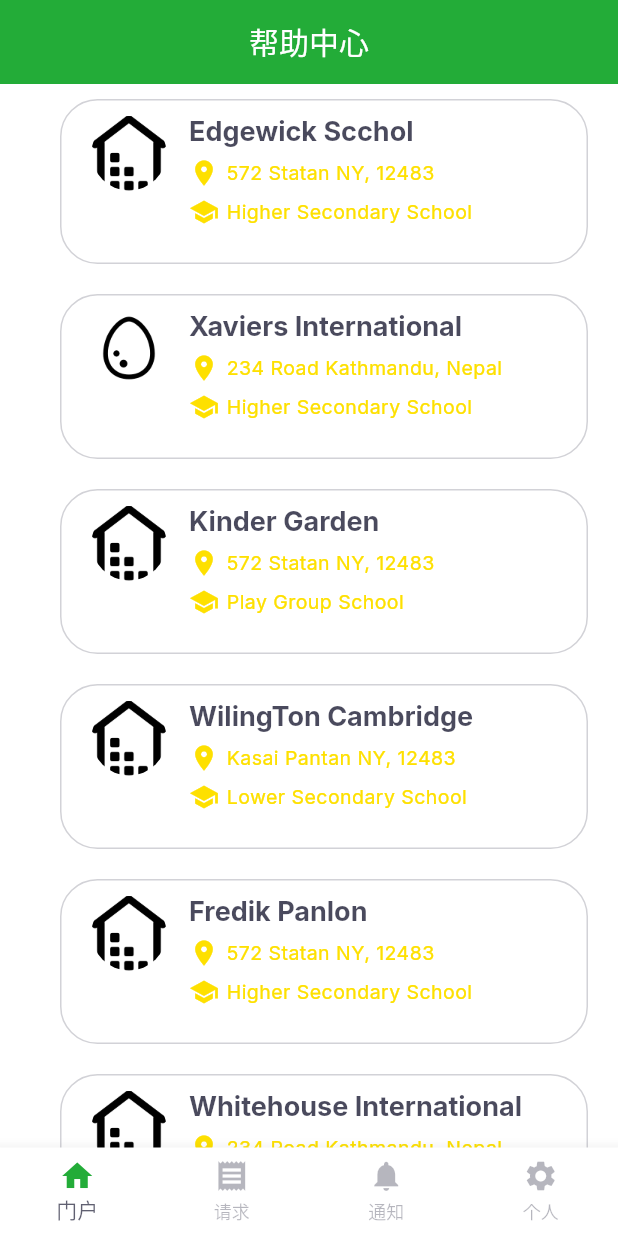
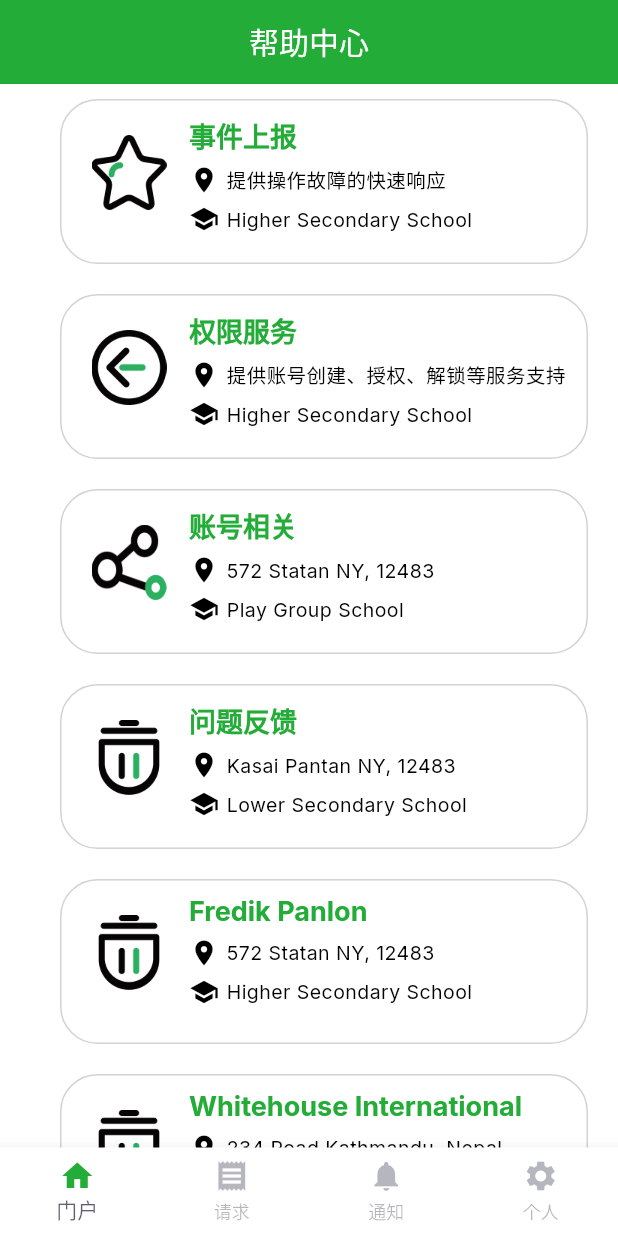
Before and after one commit to ningblue/servdesk, a Flutter app: the screen it shows after launch, on a phone screen of 412 x 824 dp. Run offline on Flutter 3.47's test engine with Material 2 defaults, Android fonts, the phone set to English and light mode, and no system bars; our stand-ins replace dio, flutter_svg, get, google_fonts; missing offline and left inert: image_picker_for_web.

Commit message:
修改文本内容 修改门户服务图标

```diff
--- a/lib/domain/portals/portal.dart
+++ b/lib/domain/portals/portal.dart
@@ -1,41 +1,33 @@
-
-
-
-
-
-
 final List<Map> schoolLists = [
   {
-    "name": "Edgewick Scchol",
-    "location": "572 Statan NY, 12483",
+    "name": "事件上报",
+    "location": "提供操作故障的快速响应",
     "type": "Higher Secondary School",
-    "icon":"store.png",
+    "icon": "C-02.png",
     "logoText":
         "https://cdn.pixabay.com/photo/2017/03/16/21/18/logo-2150297_960_720.png"
   },
   {
-    "name": "Xaviers International",
-    "location": "234 Road Kathmandu, Nepal",
+    "name": "权限服务",
+    "location": "提供账号创建、授权、解锁等服务支持",
     "type": "Higher Secondary School",
-    "icon":"egg.png",
+    "icon": "C-03.png",
     "logoText":
         "https://cdn.pixabay.com/photo/2017/01/31/13/14/animal-2023924_960_720.png"
   },
   {
-    "name": "Kinder Garden",
+    "name": "账号相关",
     "location": "572 Statan NY, 12483",
     "type": "Play Group School",
-    "icon":"store.png",
-
+    "icon": "C-04.png",
     "logoText":
         "https://cdn.pixabay.com/photo/2016/06/09/18/36/logo-1446293_960_720.png"
   },
   {
-    "name": "WilingTon Cambridge",
+    "name": "问题反馈",
     "location": "Kasai Pantan NY, 12483",
     "type": "Lower Secondary School",
-    "icon":"store.png",
-
+    "icon": "C-05.png",
     "logoText":
         "https://cdn.pixabay.com/photo/2017/01/13/01/22/rocket-1976107_960_720.png"
   },
@@ -43,8 +35,7 @@ final List<Map> schoolLists = [
     "name": "Fredik Panlon",
     "location": "572 Statan NY, 12483",
     "type": "Higher Secondary School",
-    "icon":"store.png",
-
+    "icon": "C-05.png",
     "logoText":
         "https://cdn.pixabay.com/photo/2017/03/16/21/18/logo-2150297_960_720.png"
   },
@@ -52,8 +43,7 @@ final List<Map> schoolLists = [
     "name": "Whitehouse International",
     "location": "234 Road Kathmandu, Nepal",
     "type": "Higher Secondary School",
-    "icon":"store.png",
-
+    "icon": "C-05.png",
     "logoText":
         "https://cdn.pixabay.com/photo/2017/01/31/13/14/animal-2023924_960_720.png"
   },
@@ -61,7 +51,7 @@ final List<Map> schoolLists = [
     "name": "Haward Play",
     "location": "572 Statan NY, 12483",
     "type": "Play Group School",
-    "icon":"store.png",
+    "icon": "C-05.png",
     "logoText":
         "https://cdn.pixabay.com/photo/2016/06/09/18/36/logo-1446293_960_720.png"
   },
@@ -69,8 +59,7 @@ final List<Map> schoolLists = [
     "name": "Campare Handeson",
     "location": "Kasai Pantan NY, 12483",
     "type": "Lower Secondary School",
-    "icon":"store.png",
-
+    "icon": "C-05.png",
     "logoText":
         "https://cdn.pixabay.com/photo/2017/01/13/01/22/rocket-1976107_960_720.png"
   },
--- a/lib/infrastructure/portals/portal.dart
+++ b/lib/infrastructure/portals/portal.dart
@@ -63,9 +63,10 @@ Widget buildList(BuildContext context, int index) {
         Container(
           width: 50,
           height: 50,
-          margin: EdgeInsets.only(right: 15),
+          // margin: EdgeInsets.only(right: 15),
+          margin: EdgeInsets.fromLTRB(0,13,15,0),
           decoration: BoxDecoration(
-            borderRadius: BorderRadius.circular(50),
+            // borderRadius: BorderRadius.circular(50),
             // border: Border.all(width: 3, color: kSecondaryColor),
             border: Border.all(
               width: 3,
@@ -74,7 +75,7 @@ Widget buildList(BuildContext context, int index) {
             ),
             image: DecorationImage(
                 image: new ExactAssetImage(
-                    'assets/icons/' + schoolLists[index]['icon']),
+                    'assets/portals_icons/' + schoolLists[index]['icon']),
 
                 // image: NetworkImage(schoolLists[index]['logoText']),
                 fit: BoxFit.fill),
@@ -87,11 +88,7 @@ Widget buildList(BuildContext context, int index) {
               Text(
                 schoolLists[index]['name'],
                 style: TextStyle(
-                    color: Theme.of(context)
-                        .textTheme
-                        .bodyText1!
-                        .color!
-                        .withOpacity(0.8),
+                    color: kPrimaryColor,
                     fontWeight: FontWeight.bold,
                     fontSize: 18),
               ),
@@ -102,7 +99,7 @@ Widget buildList(BuildContext context, int index) {
                 children: <Widget>[
                   Icon(
                     Icons.location_on,
-                    color: kSecondaryColor,
+                    color: kTextColor,
                     size: 20,
                   ),
                   SizedBox(
@@ -110,7 +107,7 @@ Widget buildList(BuildContext context, int index) {
                   ),
                   Text(schoolLists[index]['location'],
                       style: TextStyle(
-                          color: kSecondaryColor,
+                          color: kTextColor,
                           fontSize: 13,
                           letterSpacing: .3)),
                 ],
@@ -122,7 +119,7 @@ Widget buildList(BuildContext context, int index) {
                 children: <Widget>[
                   Icon(
                     Icons.school,
-                    color: kSecondaryColor,
+                    color: kTextColor,
                     size: 20,
                   ),
                   SizedBox(
@@ -130,7 +127,7 @@ Widget buildList(BuildContext context, int index) {
                   ),
                   Text(schoolLists[index]['type'],
                       style: TextStyle(
-                          color: kSecondaryColor,
+                          color: kTextColor,
                           fontSize: 13,
                           letterSpacing: .3)),
                   // fontSize: 13,
--- a/lib/pages/profiles/presentation/views/profiles_view.dart
+++ b/lib/pages/profiles/presentation/views/profiles_view.dart
@@ -16,6 +16,7 @@ class _ProfilesViewViewState extends State<ProfilesView> {
     return Scaffold(
       // backgroundColor: Color.fromRGBO(14, 14, 31, 1),
       appBar: AppBar(
+        centerTitle: true,
         backgroundColor: Colors.transparent,
         elevation: 0,
         title: Text(
--- a/lib/presentation/constant.dart
+++ b/lib/presentation/constant.dart
@@ -6,5 +6,6 @@ const kContentColorLightTheme = Color(0xFF1D1D35);
 const kContentColorDarkTheme = Color(0xFFF5FCF9);
 const kWarninngColor = Color(0xFFF3BB1C);
 const kErrorColor = Color(0xFFF03738);
+const kTextColor = Color(0xFF000000);
 
 const kDefaultPadding = 20.0;
```
